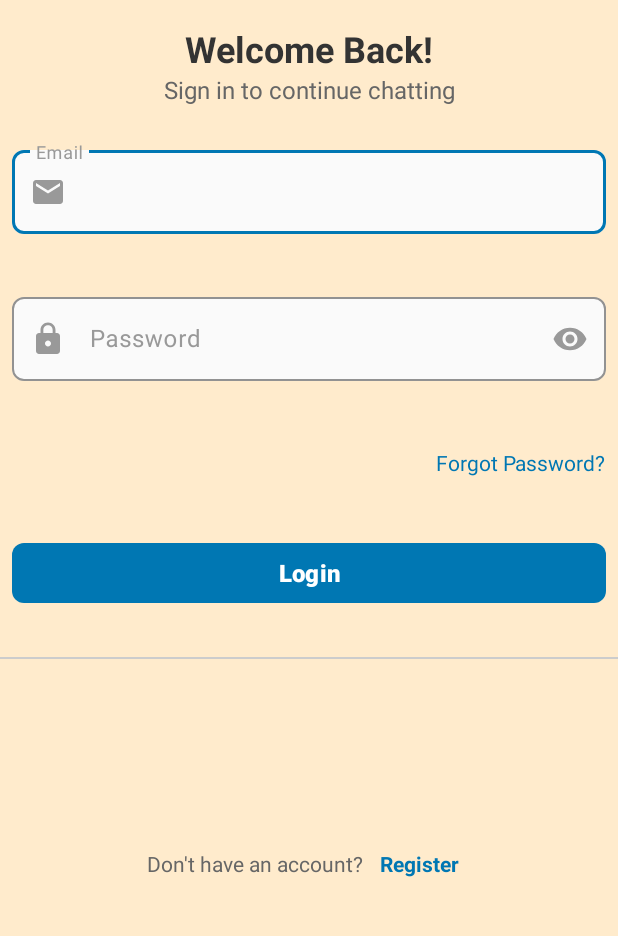
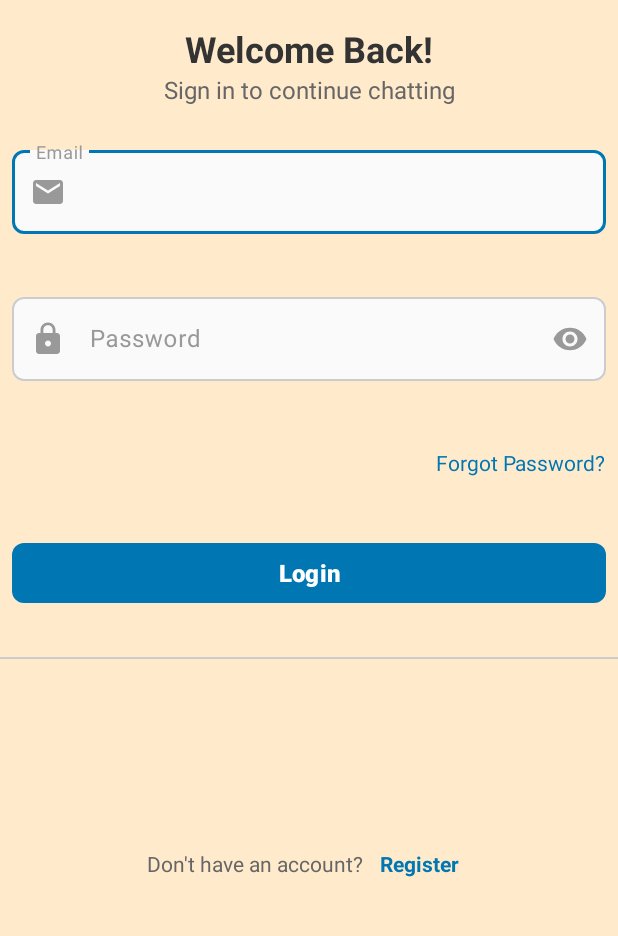
Before and after one commit to Sheikh-Sahil0/NimbusTalk, an Android app: the screen it shows after launch (LoginActivity), on a phone screen of 412 x 824 dp, the part 168-1104 px from its top. Run offline under Robolectric (Android 15) with nearby library versions, the phone set to English and light mode, and no system bars.

Commit message:
Fixed the error of boxStrokeColorStateList inside the themes.xml file

```diff
--- a/app/src/main/res/values-night/themes.xml
+++ b/app/src/main/res/values-night/themes.xml
@@ -65,8 +65,7 @@
 
     <!-- FIXED: Dark Mode Input Field Styles - No Overlapping -->
     <style name="InputField" parent="Widget.Material3.TextInputLayout.OutlinedBox">
-        <item name="boxStrokeColor">@color/input_stroke_focused</item>
-<!--        <item name="boxStrokeColorStateList">@color/input_stroke_state_list_dark</item>-->
+        <item name="boxStrokeColor">@color/input_stroke_state_list_dark</item>
         <item name="boxBackgroundColor">@color/input_background_light</item>
         <item name="hintTextColor">@color/text_hint</item>
         <item name="android:textColorHint">@color/text_hint</item>
--- a/app/src/main/res/values/themes.xml
+++ b/app/src/main/res/values/themes.xml
@@ -60,8 +60,7 @@
 
     <!-- FIXED: Input Field Styles - No Overlapping -->
     <style name="InputField" parent="Widget.Material3.TextInputLayout.OutlinedBox">
-        <item name="boxStrokeColor">@color/input_stroke_focused</item>
-<!--        <item name="boxStrokeColorStateList">@color/input_stroke_state_list</item>-->
+        <item name="boxStrokeColor">@color/input_stroke_state_list</item>
         <item name="boxBackgroundColor">@color/input_background_light</item>
         <item name="hintTextColor">@color/text_hint</item>
         <item name="android:textColorHint">@color/text_hint</item>
```
